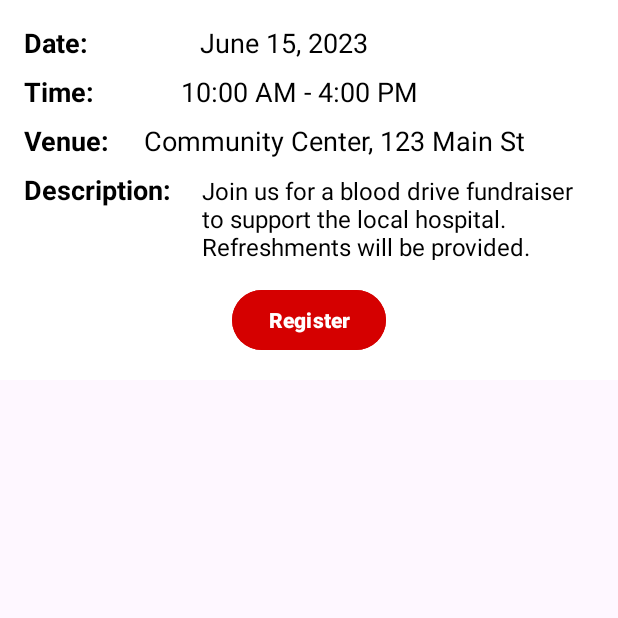
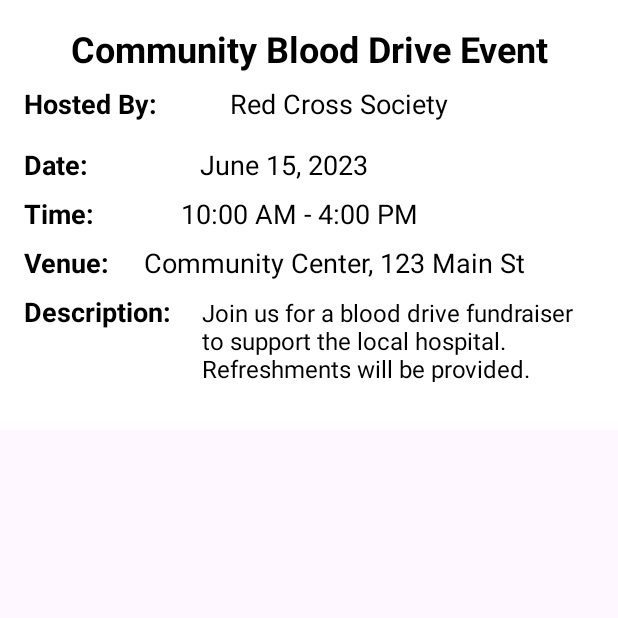
Before and after one commit to Rabindra-Bhattarai/BloodAidOfficial, an Android app: the fragment EventDetailsFragment shown on its own in the app's theme, on a phone screen of 412 x 824 dp, the top half of it. Run offline under Robolectric (Android 15) with nearby library versions, the phone set to English and light mode, and no system bars.

Commit message:
Few changes to Activities

```diff
--- a/app/src/main/res/layout/activity_new_registration.xml
+++ b/app/src/main/res/layout/activity_new_registration.xml
@@ -8,7 +8,6 @@
     android:background="@android:color/white"
     android:padding="16dp">
 
-    <!-- Logo at the top-left corner -->
     <ImageView
         android:id="@+id/ivLogo"
         android:layout_width="40dp"
@@ -19,7 +18,6 @@
         app:layout_constraintStart_toStartOf="parent"
         android:layout_margin="16dp" />
 
-    <!-- Registration Title -->
     <TextView
         android:id="@+id/tvTitle"
         android:layout_width="0dp"
@@ -34,7 +32,6 @@
         app:layout_constraintEnd_toEndOf="parent"
         />
 
-    <!-- Subtitle -->
     <TextView
         android:id="@+id/tvSubTitle"
         android:layout_width="0dp"
--- a/app/src/main/res/layout/activity_password_approval.xml
+++ b/app/src/main/res/layout/activity_password_approval.xml
@@ -9,7 +9,6 @@
     android:layout_marginBottom="75dp"
     android:background="#F5F5F5">
 
-    <!-- Dashboard Title -->
 
     <TextView
         android:id="@+id/tvDashboardTitle"
--- a/app/src/main/res/layout/fragment_event_details.xml
+++ b/app/src/main/res/layout/fragment_event_details.xml
@@ -10,6 +10,42 @@
         android:orientation="vertical"
         android:padding="16dp"
         android:background="@color/white">
+
+        <TextView
+            android:id="@+id/eventTitleText"
+            android:layout_width="match_parent"
+            android:layout_height="wrap_content"
+            android:text="Community Blood Drive Event"
+            android:textSize="24sp"
+            android:textStyle="bold"
+            android:textColor="@color/black"
+            android:gravity="center"
+            android:paddingBottom="8dp" />
+
+        <LinearLayout
+            android:layout_width="match_parent"
+            android:layout_height="wrap_content"
+            android:orientation="horizontal"
+            android:paddingBottom="16dp">
+
+            <TextView
+                android:layout_width="wrap_content"
+                android:layout_height="wrap_content"
+                android:text="Hosted By:"
+                android:textSize="18sp"
+                android:textStyle="bold"
+                android:textColor="@color/black"
+                android:layout_weight="1" />
+
+            <TextView
+                android:id="@+id/eventHostText"
+                android:layout_width="wrap_content"
+                android:layout_height="wrap_content"
+                android:text="Red Cross Society"
+                android:textSize="18sp"
+                android:textColor="@color/black"
+                android:layout_weight="2" />
+        </LinearLayout>
 
         <LinearLayout
             android:layout_width="match_parent"
@@ -111,16 +147,6 @@
                 android:layout_weight="2" />
         </LinearLayout>
 
-        <Button
-            android:id="@+id/registerButton"
-            android:layout_width="wrap_content"
-            android:layout_height="wrap_content"
-            android:layout_gravity="center"
-            android:backgroundTint="@color/red"
-            android:text="Register"
-            android:textStyle="bold"
-            android:textColor="@color/white" />
-
     </LinearLayout>
 
 </FrameLayout>
```
Also changed, not shown: app/src/main/AndroidManifest.xml (+9 -0 lines), app/src/main/java/com/example/blood_aid/ui/activity/Single_blood_item_Activity.kt (added, +21 -0 lines), app/src/main/java/com/example/blood_aid/ui/fragments/SingleBloodItemFragment.kt (+0 -54 lines), app/src/main/res/layout/activity_single_blood_item.xml (added, +71 -0 lines), app/src/main/res/layout/activity_user_dash.xml (+1 -8 lines), app/src/main/res/layout/activity_user_profile.xml (+0 -21 lines), app/src/main/res/layout/fragment_create_event.xml (+14 -4 lines), app/src/main/res/layout/fragment_end_event.xml (+0 -16 lines), app/src/main/res/layout/fragment_single_blood_item.xml (deleted, +0 -57 lines).
